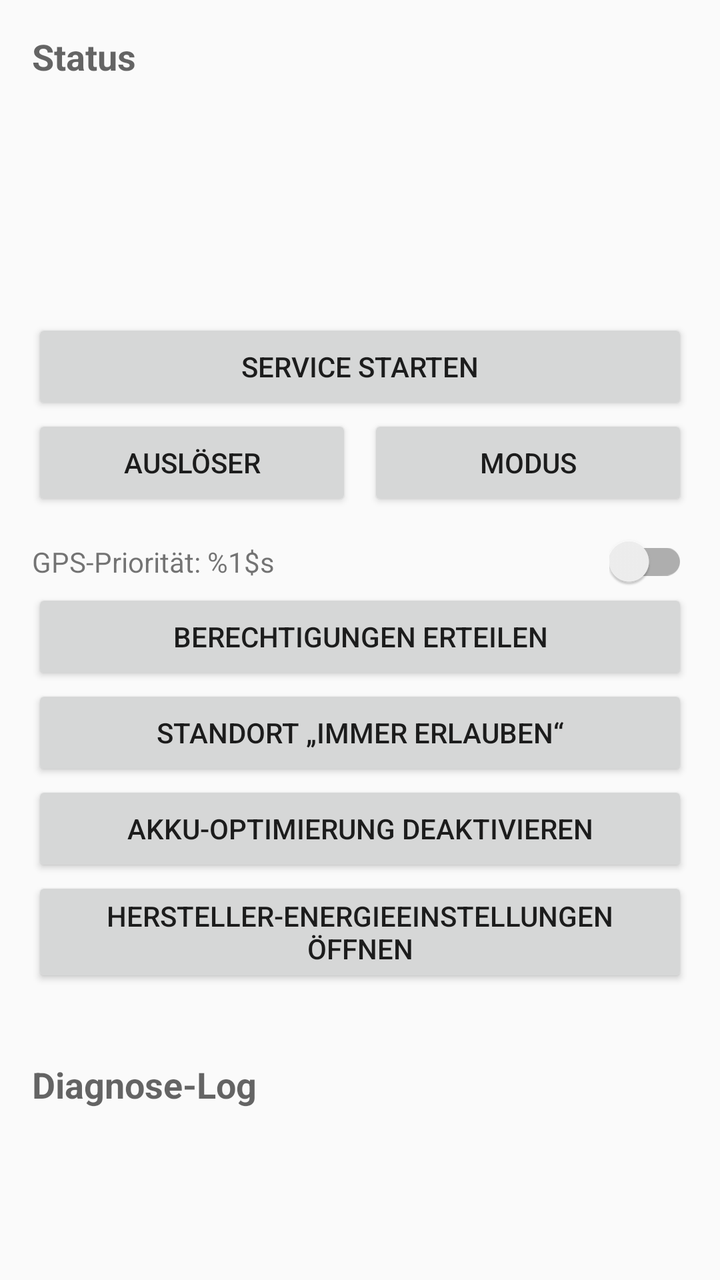
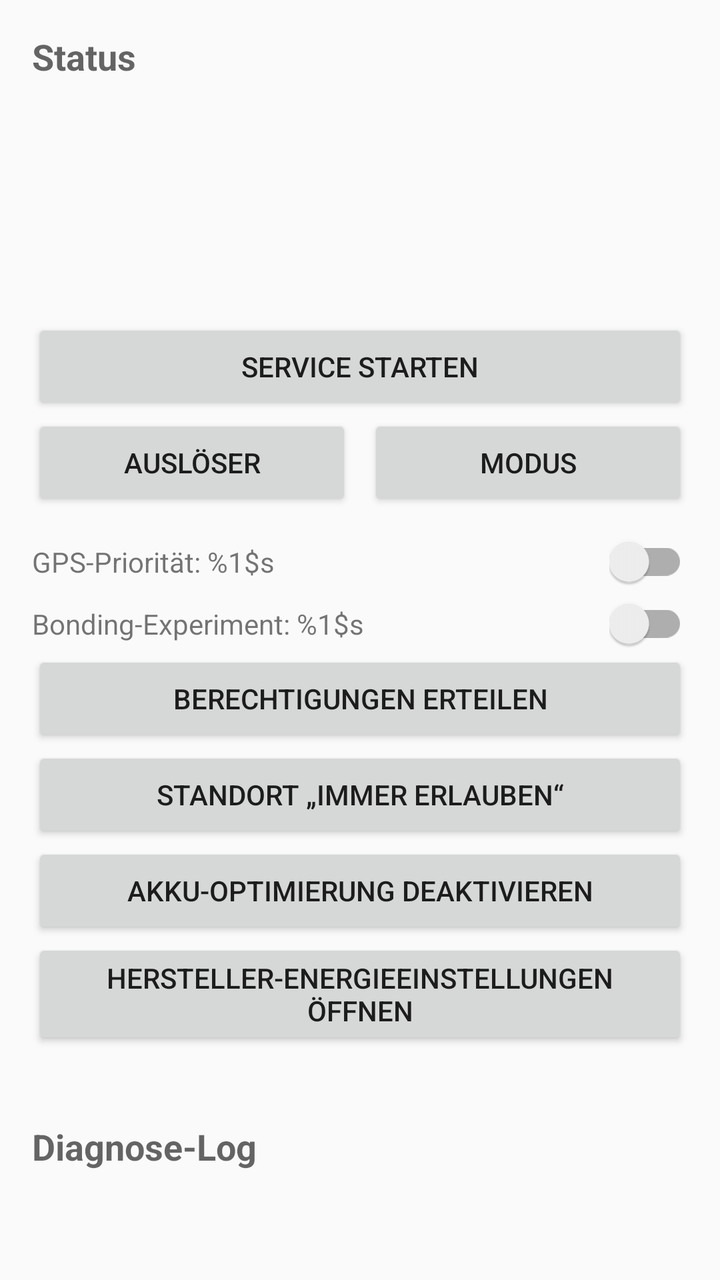

The first picture is an Android layout as it rendered before a commit; the second is the same layout after the commit. The layout source and the unified diff follow.
<!-- AndroidManifest.xml: application theme Theme.Insta360Remote -->
<!-- res/layout/activity_main.xml -->
<?xml version="1.0" encoding="utf-8"?>
<ScrollView xmlns:android="http://schemas.android.com/apk/res/android"
    android:layout_width="match_parent"
    android:layout_height="match_parent"
    android:fillViewport="true">

    <LinearLayout
        android:layout_width="match_parent"
        android:layout_height="wrap_content"
        android:orientation="vertical"
        android:padding="16dp">

        <TextView
            android:id="@+id/statusHeader"
            style="?android:attr/textAppearanceMedium"
            android:layout_width="wrap_content"
            android:layout_height="wrap_content"
            android:textStyle="bold"
            android:text="@string/status_header" />

        <TextView
            android:id="@+id/statusService"
            android:layout_width="match_parent"
            android:layout_height="wrap_content"
            android:layout_marginTop="8dp"
            android:fontFamily="monospace" />

        <TextView
            android:id="@+id/statusBle"
            android:layout_width="match_parent"
            android:layout_height="wrap_content"
            android:fontFamily="monospace" />

        <TextView
            android:id="@+id/statusLastFix"
            android:layout_width="match_parent"
            android:layout_height="wrap_content"
            android:fontFamily="monospace" />

        <TextView
            android:id="@+id/statusCamera"
            android:layout_width="match_parent"
            android:layout_height="wrap_content"
            android:fontFamily="monospace" />

        <TextView
            android:id="@+id/statusBattery"
            android:layout_width="match_parent"
            android:layout_height="wrap_content"
            android:fontFamily="monospace" />

        <Button
            android:id="@+id/btnToggle"
            android:layout_width="match_parent"
            android:layout_height="wrap_content"
            android:layout_marginTop="16dp"
            android:text="@string/btn_toggle_start" />

        
        <LinearLayout
            android:layout_width="match_parent"
            android:layout_height="wrap_content"
            android:orientation="horizontal">

            <Button
                android:id="@+id/btnShutter"
                android:layout_width="0dp"
                android:layout_height="wrap_content"
                android:layout_weight="1"
                android:layout_marginEnd="4dp"
                android:text="@string/btn_shutter" />

            <Button
                android:id="@+id/btnMode"
                android:layout_width="0dp"
                android:layout_height="wrap_content"
                android:layout_weight="1"
                android:layout_marginStart="4dp"
                android:text="@string/btn_mode" />
        </LinearLayout>

        
        <LinearLayout
            android:layout_width="match_parent"
            android:layout_height="wrap_content"
            android:layout_marginTop="12dp"
            android:gravity="center_vertical"
            android:orientation="horizontal">

            <TextView
                android:id="@+id/locationModeLabel"
                android:layout_width="0dp"
                android:layout_height="wrap_content"
                android:layout_weight="1"
                android:text="@string/status_location_priority" />

            <androidx.appcompat.widget.SwitchCompat
                android:id="@+id/switchLocationPriority"
                android:layout_width="wrap_content"
                android:layout_height="wrap_content" />
        </LinearLayout>

        <Button
            android:id="@+id/btnPermissions"
            android:layout_width="match_parent"
            android:layout_height="wrap_content"
            android:text="@string/btn_permissions" />

        <Button
            android:id="@+id/btnBackgroundLocation"
            android:layout_width="match_parent"
            android:layout_height="wrap_content"
            android:text="@string/btn_background_location" />

        <Button
            android:id="@+id/btnBatteryOpt"
            android:layout_width="match_parent"
            android:layout_height="wrap_content"
            android:text="@string/btn_battery_opt" />

        <Button
            android:id="@+id/btnOemSettings"
            android:layout_width="match_parent"
            android:layout_height="wrap_content"
            android:text="@string/btn_oem_settings" />

        <TextView
            android:id="@+id/oemHint"
            android:layout_width="match_parent"
            android:layout_height="wrap_content"
            android:layout_marginTop="4dp"
            android:textSize="12sp" />

        <TextView
            android:id="@+id/logHeader"
            style="?android:attr/textAppearanceMedium"
            android:layout_width="wrap_content"
            android:layout_height="wrap_content"
            android:layout_marginTop="16dp"
            android:textStyle="bold"
            android:text="@string/log_header" />

        <TextView
            android:id="@+id/logText"
            android:layout_width="match_parent"
            android:layout_height="wrap_content"
            android:layout_marginTop="8dp"
            android:fontFamily="monospace"
            android:textSize="11sp" />
    </LinearLayout>
</ScrollView>
<!-- resources referenced by this layout -->
<resources>
  <string name="btn_background_location">Standort \u201eImmer erlauben\u201c</string>
  <string name="btn_battery_opt">Akku-Optimierung deaktivieren</string>
  <string name="btn_mode">Modus</string>
  <string name="btn_oem_settings">Hersteller-Energieeinstellungen öffnen</string>
  <string name="btn_permissions">Berechtigungen erteilen</string>
  <string name="btn_shutter">Auslöser</string>
  <string name="btn_toggle_start">Service starten</string>
  <string name="log_header">Diagnose-Log</string>
  <string name="status_header">Status</string>
  <string name="status_location_priority">GPS-Priorität: %1$s</string>
  <style name="Theme.Insta360Remote" parent="Theme.AppCompat.Light.NoActionBar">
          <item name="android:statusBarColor">@android:color/black</item>
      </style>
</resources>

<!-- the commit's change to res/layout/activity_main.xml (unified diff, before → after) -->
@@ -100,6 +100,27 @@
                 android:layout_height="wrap_content" />
         </LinearLayout>
 
+        
+        <LinearLayout
+            android:layout_width="match_parent"
+            android:layout_height="wrap_content"
+            android:layout_marginTop="4dp"
+            android:gravity="center_vertical"
+            android:orientation="horizontal">
+
+            <TextView
+                android:id="@+id/bondingModeLabel"
+                android:layout_width="0dp"
+                android:layout_height="wrap_content"
+                android:layout_weight="1"
+                android:text="@string/status_bonding_experiment" />
+
+            <androidx.appcompat.widget.SwitchCompat
+                android:id="@+id/switchBonding"
+                android:layout_width="wrap_content"
+                android:layout_height="wrap_content" />
+        </LinearLayout>
+
         <Button
             android:id="@+id/btnPermissions"
             android:layout_width="match_parent"
<!-- resource entries referenced after the edit -->
@@ -8,6 +8,7 @@
   <string name="btn_shutter">Auslöser</string>
   <string name="btn_toggle_start">Service starten</string>
   <string name="log_header">Diagnose-Log</string>
+  <string name="status_bonding_experiment">Bonding-Experiment: %1$s</string>
   <string name="status_header">Status</string>
   <string name="status_location_priority">GPS-Priorität: %1$s</string>
   <style name="Theme.Insta360Remote" parent="Theme.AppCompat.Light.NoActionBar">
